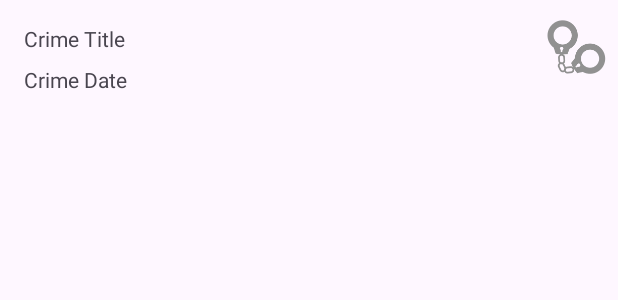
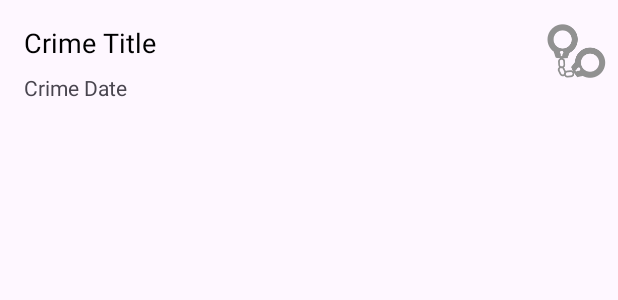
Before and after one commit to M4NTR3O/CriminalIntent, an Android app: the layout list_item_crime.xml on its own in the app's theme, with its tools: preview values and no code run, on a phone screen of 412 x 824 dp. Shown: the top 300 px of the screen. Run offline under Robolectric (Android 15) with nearby library versions, the phone set to English and light mode, and no system bars.

Commit message:
Доделанная глава 10

```diff
--- a/app/src/main/res/layout/list_item_crime.xml
+++ b/app/src/main/res/layout/list_item_crime.xml
@@ -13,7 +13,9 @@
         android:layout_marginTop="16dp"
         android:layout_marginEnd="8dp"
         android:text="Crime Title"
-        app:layout_constraintEnd_toStartOf="@+id/imageView"
+        android:textColor="@android:color/black"
+        android:textSize="18sp"
+        app:layout_constraintEnd_toStartOf="@+id/crime_solved"
         app:layout_constraintStart_toStartOf="parent"
         app:layout_constraintTop_toTopOf="parent" />
 
@@ -25,12 +27,12 @@
         android:layout_marginTop="8dp"
         android:layout_marginEnd="8dp"
         android:text="Crime Date"
-        app:layout_constraintEnd_toStartOf="@+id/imageView"
+        app:layout_constraintEnd_toStartOf="@+id/crime_solved"
         app:layout_constraintStart_toStartOf="parent"
         app:layout_constraintTop_toBottomOf="@+id/crime_title" />
 
     <ImageView
-        android:id="@+id/imageView"
+        android:id="@+id/crime_solved"
         android:layout_width="wrap_content"
         android:layout_height="wrap_content"
         android:layout_marginEnd="8dp"
```
Also changed, not shown: app/src/main/java/com/sample/criminaliintent/CrimeListFragment.kt (+8 -0 lines), app/src/main/res/layout/fragment_crime.xml (+4 -3 lines).
